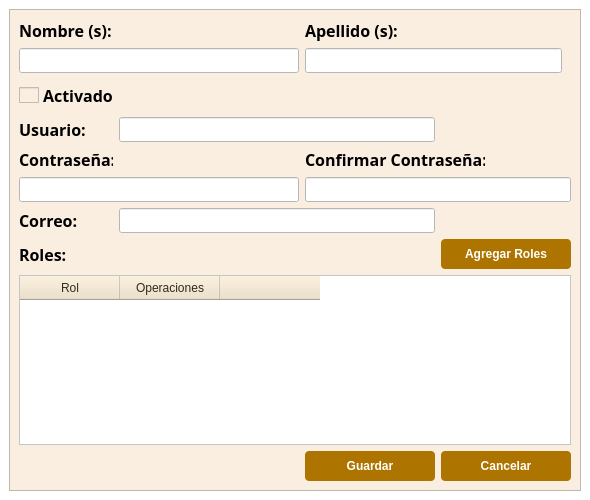
Old version of the form funciones/adminusers/verEditarUsuarios.ui in the repository gerardoros/CartograficoQgisPlugin.
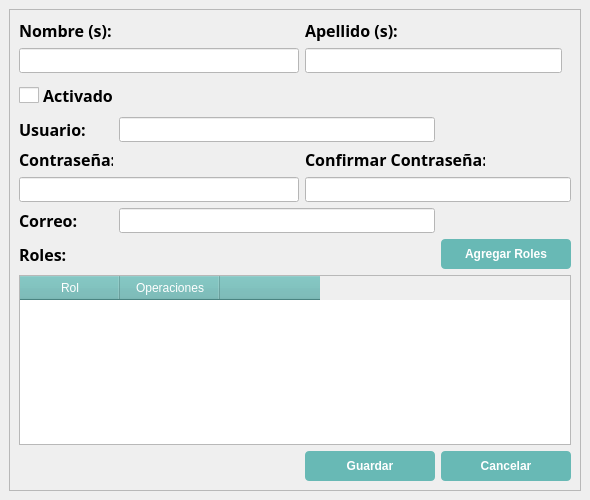
New version of the form. Icons and pictures are not drawn. Custom widgets are drawn as their Qt base class.

```diff
--- a/funciones/adminusers/verEditarUsuarios.ui
+++ b/funciones/adminusers/verEditarUsuarios.ui
@@ -26,7 +26,28 @@
    <string>Usuario</string>
   </property>
   <property name="styleSheet">
-   <string notr="true">background-color: white;</string>
+   <string notr="true">QPushButton{
+background-color: rgb(104, 185, 181);
+color : rgb(255,255,255);
+border-radius : 4px;
+}
+QPushButton::hover{
+background: rgb(188, 228, 226);
+color : rgb(255,255,255);
+border-radius : 4px;
+}
+QPushButton:disabled {
+background : rgb(42, 124, 120);
+}
+QHeaderView::section
+{
+background-color: rgb(104, 185, 181);
+color : rgb(255,255,255 );
+text-align: right;
+font-size:12px;
+height:24px
+}
+</string>
   </property>
   <layout class="QGridLayout" name="gridLayout_2">
    <property name="leftMargin">
@@ -43,9 +64,6 @@
    </property>
    <item row="0" column="1">
     <widget class="QScrollArea" name="scrollArea">
-     <property name="styleSheet">
-      <string notr="true">background : rgb(250,238,224)</string>
-     </property>
      <property name="widgetResizable">
       <bool>true</bool>
      </property>
@@ -164,7 +182,7 @@
 }
 
 QCheckBox QWidget:disabled {
-    background-color: #19232D;
+    background-color: rgb(104, 185, 181);
     color: #787878;
 }
 
@@ -319,21 +337,6 @@
            <bold>true</bold>
           </font>
          </property>
-         <property name="styleSheet">
-          <string notr="true">QPushButton{
-background : rgb(174, 116, 0);
-color : rgb(255, 255, 255);
-border-radius : 4px;
-}
-QPushButton::hover{
-background : rgb(104, 69, 13);
-color : rgb(255, 255, 255);
-border-radius : 4px;
-}
-QPushButton:disabled {
-background: rgb(217, 217, 217)
-}</string>
-         </property>
          <property name="text">
           <string>Agregar Roles</string>
          </property>
@@ -500,21 +503,6 @@
            <bold>true</bold>
           </font>
          </property>
-         <property name="styleSheet">
-          <string notr="true">QPushButton{
-background : rgb(174, 116, 0);
-color : rgb(255, 255, 255);
-border-radius : 4px;
-}
-QPushButton::hover{
-background : rgb(104, 69, 13);
-color : rgb(255, 255, 255);
-border-radius : 4px;
-}
-QPushButton:disabled {
-background: rgb(217, 217, 217)
-}</string>
-         </property>
          <property name="text">
           <string>Cancelar</string>
          </property>
@@ -600,21 +588,6 @@
            <bold>true</bold>
           </font>
          </property>
-         <property name="styleSheet">
-          <string notr="true">QPushButton{
-background : rgb(174, 116, 0);
-color : rgb(255, 255, 255);
-border-radius : 4px;
-}
-QPushButton::hover{
-background : rgb(104, 69, 13);
-color : rgb(255, 255, 255);
-border-radius : 4px;
-}
-QPushButton:disabled {
-background: rgb(217, 217, 217)
-}</string>
-         </property>
          <property name="text">
           <string>Guardar</string>
          </property>
@@ -634,18 +607,6 @@
            <height>250</height>
           </size>
          </property>
-         <property name="styleSheet">
-          <string notr="true">QTableWidget {background-color: white;}
-QHeaderView::section
-{
-background-color: rgb(238,225,200);
-color : rgb(52, 42, 24 );
-text-align: right;
-font-size:12px;
-height:24px
-}
-QHeaderView {background-color: white;}</string>
-         </property>
          <property name="sizeAdjustPolicy">
           <enum>QAbstractScrollArea::AdjustToContents</enum>
          </property>
```
